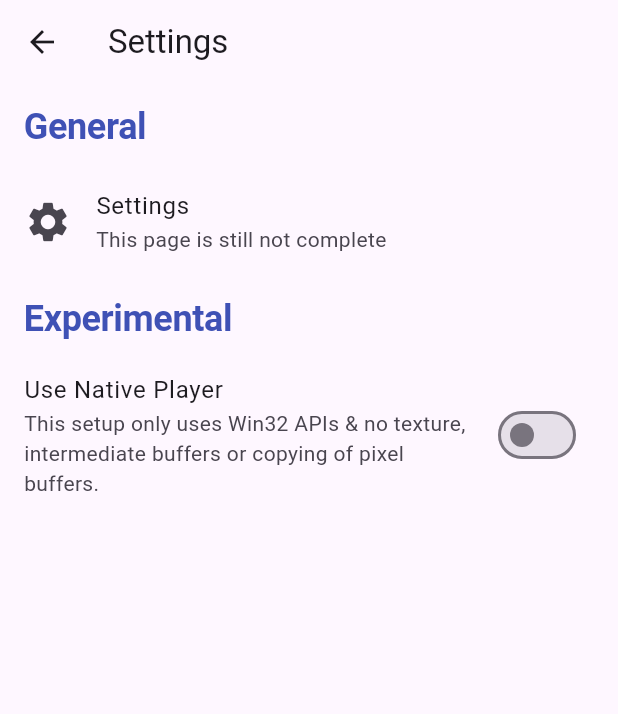
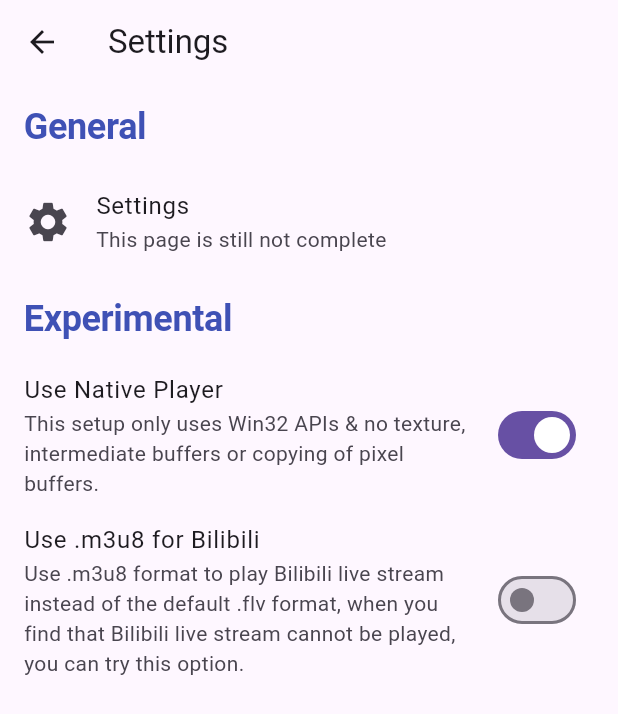
Before and after one commit to Xmarmalade/ice_live_viewer, a Flutter app: the SettingsPage screen opened directly, after a tap on "Use Native Player", on a phone screen of 412 x 824 dp. Shown: the top 714 px of the screen. Run offline on Flutter 3.47's test engine with Material 2 defaults, Android fonts, the phone set to English and light mode, and no system bars; our stand-ins replace shared_preferences; missing offline and left inert: dart_vlc; accounts and stored records are empty.

Commit message:
Supports selecting the format for playing live streams for Bilibili

```diff
--- a/lib/pages/settings.dart
+++ b/lib/pages/settings.dart
@@ -1,4 +1,5 @@
 import 'package:flutter/material.dart';
+import 'package:ice_live_viewer/utils/storage.dart';
 
 class SettingsPage extends StatelessWidget {
   const SettingsPage({Key? key}) : super(key: key);
@@ -32,14 +33,18 @@ class SettingsPage extends StatelessWidget {
           const SectionTitle(
             title: 'Experimental',
           ),
-          SwitchListTile(
-              title: const Text('Use Native Player'),
-              subtitle: const Text(
-                  'This setup only uses Win32 APIs & no texture, intermediate buffers or copying of pixel buffers.'),
-              value: false,
-              onChanged: (value) {
-                value = true;
-              }),
+          const SwitchTile(
+            title: 'Use Native Player',
+            subtitle:
+                'This setup only uses Win32 APIs & no texture, intermediate buffers or copying of pixel buffers.',
+            settingKey: 'use_native_player',
+          ),
+          const SwitchTile(
+            title: 'Use .m3u8 for Bilibili',
+            subtitle:
+                'Use .m3u8 format to play Bilibili live stream instead of the default .flv format, when you find that Bilibili live stream cannot be played, you can try this option.',
+            settingKey: 'use_m3u8',
+          )
         ],
       ),
     );
@@ -59,3 +64,46 @@ class SectionTitle extends StatelessWidget {
     );
   }
 }
+
+class SwitchTile extends StatefulWidget {
+  const SwitchTile({
+    Key? key,
+    required this.title,
+    required this.subtitle,
+    required this.settingKey,
+  }) : super(key: key);
+
+  final String title;
+  final String subtitle;
+  final String settingKey;
+
+  @override
+  State<SwitchTile> createState() => _SwitchTileState();
+}
+
+class _SwitchTileState extends State<SwitchTile> {
+  bool? _toggled = false;
+
+  @override
+  void initState() {
+    getSwitchPref(widget.settingKey).then((value) {
+      _toggled = value;
+      setState(() {});
+    });
+    super.initState();
+  }
+
+  @override
+  Widget build(BuildContext context) {
+    return SwitchListTile(
+        title: Text(widget.title),
+        subtitle: Text(widget.subtitle),
+        value: _toggled!,
+        onChanged: (bool value) {
+          switchPref(widget.settingKey);
+          setState(() {
+            _toggled = value;
+          });
+        });
+  }
+}
--- a/lib/utils/bilibiliparser.dart
+++ b/lib/utils/bilibiliparser.dart
@@ -1,5 +1,6 @@
 import 'dart:convert';
 import 'package:http/http.dart' as http;
+import 'package:ice_live_viewer/utils/storage.dart';
 
 /// 获取网页json数据 由于bilibili的编码utf-8 所以需要转换
 Future<dynamic> _getJson(String url) async {
@@ -58,8 +59,10 @@ Future<Map<String, String>> getLiveInfo(String roomId) async {
 ///
 /// 返回画质-链接列表{'4': [主线，备线，备线，备线],'3': [主线，备线，备线，备线]}
 Future<Map<String, List>> getStreamLink(String roomId) async {
+  bool useM3u8 = await getSwitchPref('use_m3u8');
+  String platform = useM3u8 ? 'h5' : 'web';
   String defaultStreamUrl =
-      'https://api.live.bilibili.com/room/v1/Room/playUrl?cid=$roomId&platform=h5&otype=json&quality=4';
+      'https://api.live.bilibili.com/room/v1/Room/playUrl?cid=$roomId&platform=$platform&otype=json&quality=4';
   dynamic streamJson = await _getJson(defaultStreamUrl);
   List<dynamic> acceptQuality = streamJson['data']['accept_quality'];
   Map<String, List> streamMap = {};
@@ -75,7 +78,7 @@ Future<Map<String, List>> getStreamLink(String roomId) async {
     for (String qualityOption in acceptQuality) {
       if (qualityOption != '4') {
         String candidateStreamUrl =
-            'https://api.live.bilibili.com/room/v1/Room/playUrl?cid=$roomId&platform=h5&otype=json&quality=$qualityOption';
+            'https://api.live.bilibili.com/room/v1/Room/playUrl?cid=$roomId&platform=$platform&otype=json&quality=$qualityOption';
         dynamic otherStreamJson = await _getJson(candidateStreamUrl);
         List<dynamic> otherStreamList = otherStreamJson['data']['durl'];
         List<String> otherStreamListUrl = [];
--- a/lib/utils/storage.dart
+++ b/lib/utils/storage.dart
@@ -93,3 +93,21 @@ Future<bool> deleteData(String key) async {
   SharedPreferences prefs = await SharedPreferences.getInstance();
   return prefs.remove(key);
 } */
+
+Future<bool> switchPref(String key) async {
+  SharedPreferences prefs = await SharedPreferences.getInstance();
+  if (prefs.getBool(key) == true) {
+    debugPrint('$key true -> false');
+    return prefs.setBool(key, false);
+  } else {
+    debugPrint('$key false -> true');
+    return prefs.setBool(key, true);
+  }
+}
+
+Future<bool> getSwitchPref(String key) async {
+  SharedPreferences prefs = await SharedPreferences.getInstance();
+
+  debugPrint('$key is ${prefs.getBool(key)}');
+  return prefs.getBool(key)!;
+}
--- a/pubspec.yaml
+++ b/pubspec.yaml
@@ -32,7 +32,10 @@ dependencies:
   html: ^0.15.0
   http: ^0.13.4
   shared_preferences: ^2.0.15
-  dart_vlc: ^0.3.0
+  dart_vlc:
+    git:
+      url: https://github.com/iiijam/dart_vlc.git
+      ref: master
   web_socket_channel: ^2.2.0
   # The following adds the Cupertino Icons font to your application.
   # Use with the CupertinoIcons class for iOS style icons.
```
